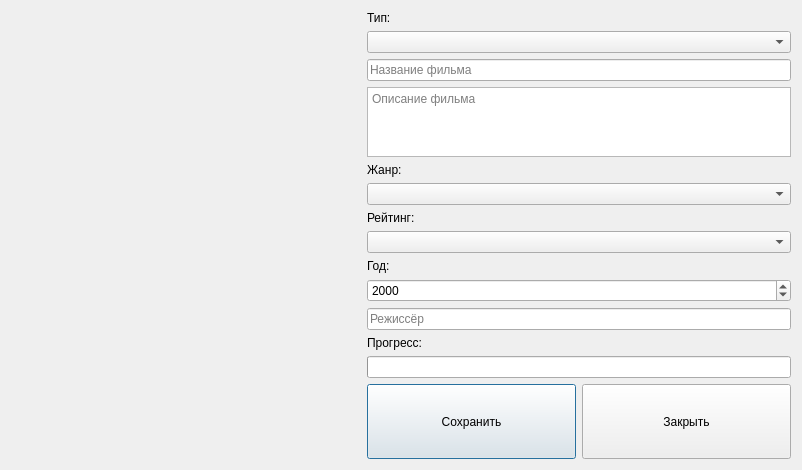
Before: the Qt Designer form ui/movie_details.ui in venterum/ReelKeeper, drawn with Qt 5.
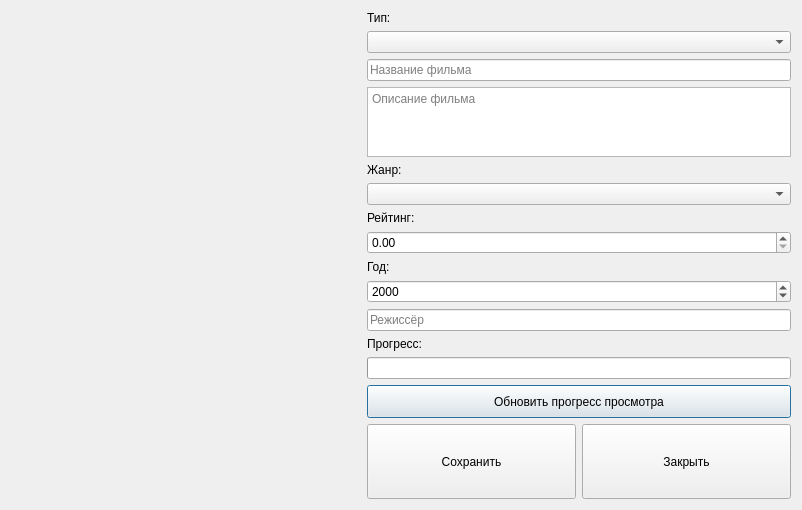
After: the same form once the commit is applied.

Commit message: Добавлено отображение и изменение рейтнга и прогресса

Diff of the .ui file:
```diff
--- a/ui/movie_details.ui
+++ b/ui/movie_details.ui
@@ -73,7 +73,7 @@
         </widget>
        </item>
        <item>
-        <widget class="QComboBox" name="ratingComboBox"/>
+        <widget class="QDoubleSpinBox" name="ratingSpin"/>
        </item>
        <item>
         <widget class="QLabel" name="label">
@@ -112,6 +112,19 @@
        <item>
         <widget class="QProgressBar" name="progressBar"/>
        </item>
+       <item>
+        <widget class="QPushButton" name="progressButton">
+         <property name="minimumSize">
+          <size>
+           <width>33</width>
+           <height>33</height>
+          </size>
+         </property>
+         <property name="text">
+          <string>Обновить прогресс просмотра</string>
+         </property>
+        </widget>
+       </item>
        <item>
         <layout class="QHBoxLayout" name="buttonsLayout">
          <item>
```
The commit also changes 2 other files.
